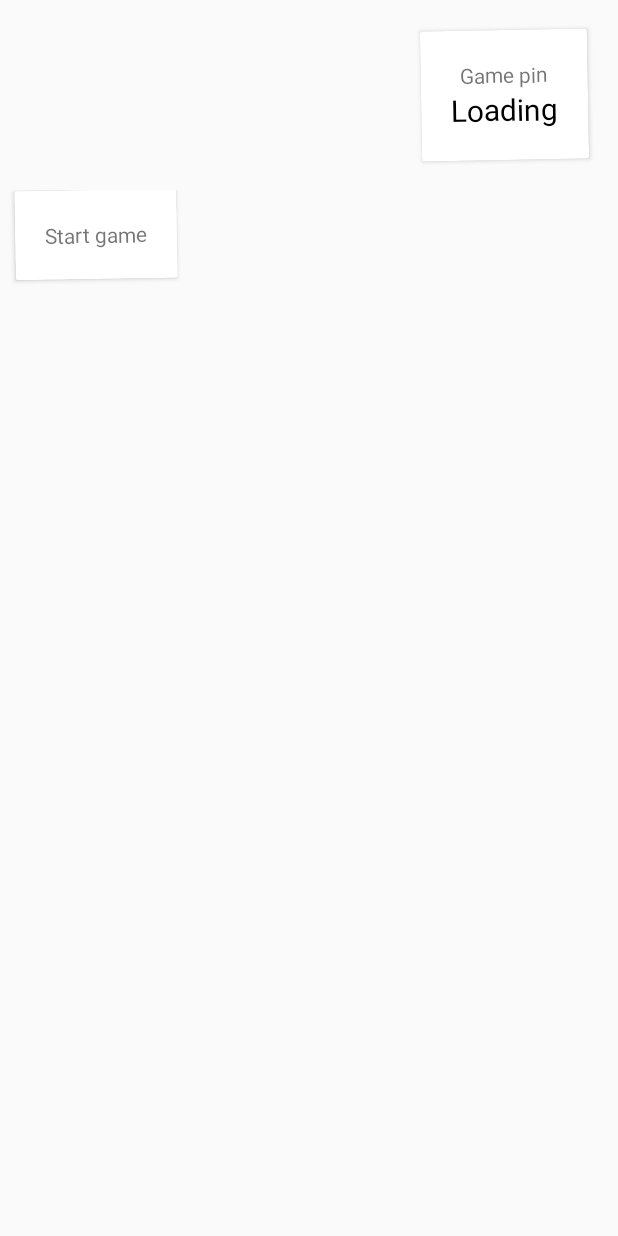
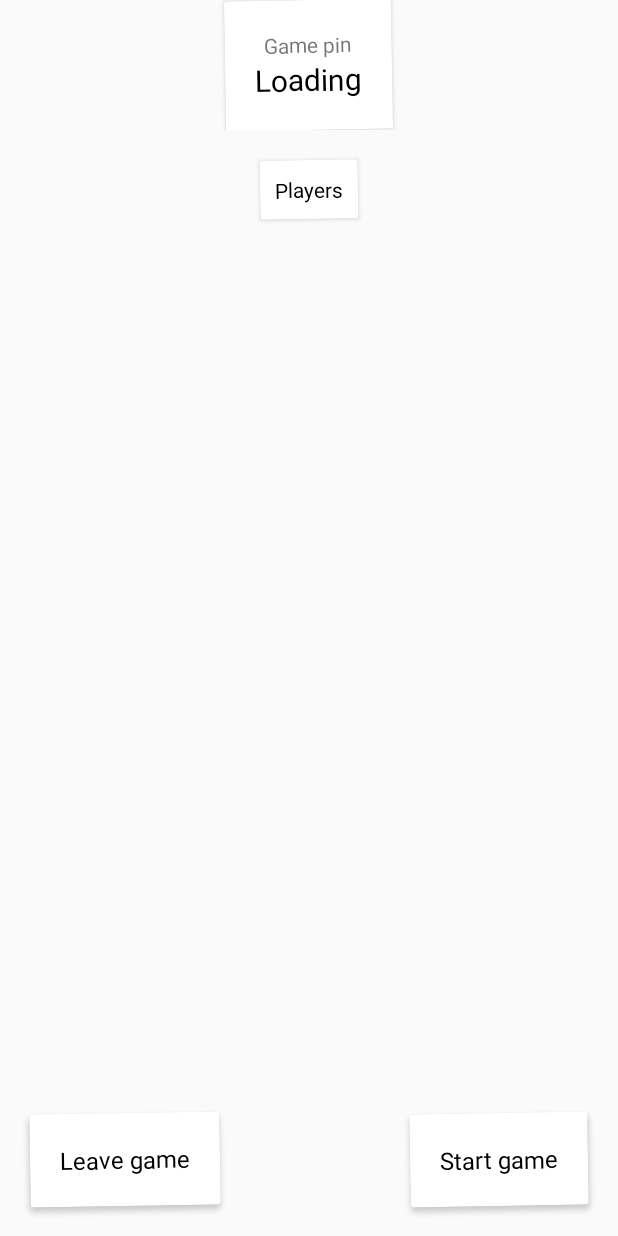
Before and after one commit to LeahHirst/GamesProgramming, an Android app: the fragment HostGameFragment shown on its own in the app's theme, on a phone screen of 412 x 824 dp. Run offline under Robolectric (Android 15) with nearby library versions, the phone set to English and light mode, and no system bars; our stand-ins replace FlexboxLayout, Picasso; libraries missing offline, so code that uses them is left out: io.socket.client, io.socket.emitter; pictures from the network do not load; 1 statement that could not run was skipped.

Commit message:
[Android] Finished host game UI

```diff
--- a/android/app/build.gradle
+++ b/android/app/build.gradle
@@ -37,6 +37,7 @@ dependencies {
         // excluding org.json which is provided by Android
         exclude group: 'org.json', module: 'json'
     }
+    implementation 'com.google.android:flexbox:0.3.2'
     implementation 'com.google.android.gms:play-services-auth:11.8.0'
     implementation 'com.github.apl-devs:appintro:v4.2.3'
     implementation 'com.squareup.picasso:picasso:2.71828'
--- a/android/app/src/main/java/com/ahirst/doodaddash/fragment/HostGameFragment.java
+++ b/android/app/src/main/java/com/ahirst/doodaddash/fragment/HostGameFragment.java
@@ -4,20 +4,34 @@ import android.app.Activity;
 import android.os.Bundle;
 import android.support.annotation.Nullable;
 import android.support.v4.app.Fragment;
+import android.support.v4.app.FragmentManager;
+import android.support.v4.app.FragmentTransaction;
 import android.view.LayoutInflater;
 import android.view.View;
 import android.view.ViewGroup;
 import android.widget.TextView;
 
+import com.ahirst.doodaddash.PlayerLabelView;
 import com.ahirst.doodaddash.Program;
 import com.ahirst.doodaddash.R;
+import com.ahirst.doodaddash.model.Player;
+import com.ahirst.doodaddash.util.PlayerUtil;
+import com.google.android.flexbox.FlexboxLayout;
+import com.squareup.picasso.Picasso;
+
+import org.json.JSONArray;
+import org.json.JSONObject;
+
+import java.util.List;
 
 import io.socket.client.Ack;
+import io.socket.emitter.Emitter;
 
 public class HostGameFragment extends Fragment {
 
     Activity mActivity;
     TextView mGamePinLabel;
+    FlexboxLayout mPlayerList;
 
     @Override
     public View onCreateView(LayoutInflater inflater, ViewGroup container, Bundle savedInstanceState) {
@@ -28,8 +42,10 @@ public class HostGameFragment extends Fragment {
     @Override
     public void onActivityCreated(@Nullable Bundle savedInstanceState) {
         mGamePinLabel = getView().findViewById(R.id.game_pin);
+        mPlayerList = getView().findViewById(R.id.player_list);
 
         if (Program.mSocket != null && mActivity != null) {
+            // Ask the server for a game pin
             Program.mSocket.emit("host game", new Ack() {
                 @Override
                 public void call(final Object... args) {
@@ -42,9 +58,76 @@ public class HostGameFragment extends Fragment {
                     });
                 }
             });
+
+            // Register the player update event
+            Program.mSocket.on("userlist update", new Emitter.Listener() {
+                @Override
+                public void call(Object... args) {
+                    JSONObject obj = (JSONObject) args[0];
+
+                    try {
+                        JSONArray users = obj.getJSONArray("users");
+
+                        Program.updatePlayerList(PlayerUtil.parsePlayersFromJSON(users));
+
+                        mActivity.runOnUiThread(new Runnable() {
+                            @Override
+                            public void run() {
+                                updatePlayersUI();
+                            }
+                        });
+                    } catch (Exception e) {
+                        e.printStackTrace();
+                    }
+                }
+            });
         }
+
+        View btnLeave = getView().findViewById(R.id.btn_leave);
+        View btnStart = getView().findViewById(R.id.btn_start);
+
+        btnLeave.setClickable(true);
+        btnLeave.setOnClickListener(new View.OnClickListener() {
+            @Override
+            public void onClick(View view) {
+                leaveGame();
+            }
+        });
 
         super.onActivityCreated(savedInstanceState);
     }
 
+    private void updatePlayersUI() {
+        List<Player> players = Program.getPlayerList();
+        if (mPlayerList != null && players != null && getContext() != null) {
+            // Clear all current views
+            mPlayerList.removeAllViews();
+
+            // Add each view
+            for (int i = 0; i < players.size(); i++) {
+                PlayerLabelView label = new PlayerLabelView(getContext());
+                label.text.setText(players.get(i).name);
+                Picasso.get().load(players.get(i).imgUrl).into(label.image);
+                mPlayerList.addView(label);
+            }
+        }
+    }
+
+    private void startGame() {
+        if (Program.mSocket != null) {
+            // Start the game
+        }
+    }
+
+    private void leaveGame() {
+        if (Program.mSocket != null) {
+            Program.mSocket.emit("leave game");
+        }
+        FragmentManager fragmentManager = getFragmentManager();
+        FragmentTransaction ft = fragmentManager.beginTransaction();
+        ft.setCustomAnimations(R.anim.enter_from_left, R.anim.exit_to_right);
+        ft.replace(R.id.menu_fragment, new MainMenuFragment());
+        ft.commit();
+    }
+
 }
--- a/android/app/src/main/java/com/ahirst/doodaddash/fragment/MainMenuFragment.java
+++ b/android/app/src/main/java/com/ahirst/doodaddash/fragment/MainMenuFragment.java
@@ -1,7 +1,6 @@
 package com.ahirst.doodaddash.fragment;
 
 import android.os.Bundle;
-import android.support.annotation.NonNull;
 import android.support.annotation.Nullable;
 import android.support.v4.app.Fragment;
 import android.support.v4.app.FragmentManager;
@@ -44,7 +43,7 @@ public class MainMenuFragment extends Fragment {
     public void openMenu(Fragment fragment) {
         FragmentManager fragmentManager = getFragmentManager();
         FragmentTransaction ft = fragmentManager.beginTransaction();
-        ft.setCustomAnimations(R.anim.enter_from_right, R.anim.exit_from_left);
+        ft.setCustomAnimations(R.anim.enter_from_right, R.anim.exit_to_left);
         ft.replace(R.id.menu_fragment, fragment);
         ft.commit();
     }
--- /dev/null
+++ b/android/app/src/main/res/anim/enter_from_left.xml
@@ -0,0 +1,8 @@
+<?xml version="1.0" encoding="utf-8"?>
+<set xmlns:android="http://schemas.android.com/apk/res/android"
+    android:shareInterpolator="false">
+    <translate
+        android:fromXDelta="-100%" android:toXDelta="0%"
+        android:fromYDelta="0%" android:toYDelta="0%"
+        android:duration="700"/>
+</set>
--- /dev/null
+++ b/android/app/src/main/res/anim/exit_to_right.xml
@@ -0,0 +1,8 @@
+<?xml version="1.0" encoding="utf-8"?>
+<set xmlns:android="http://schemas.android.com/apk/res/android"
+    android:shareInterpolator="false">
+    <translate
+        android:fromXDelta="0%" android:toXDelta="100%"
+        android:fromYDelta="0%" android:toYDelta="0%"
+        android:duration="700" />
+</set>
--- a/android/app/src/main/res/layout/fragment_host_game.xml
+++ b/android/app/src/main/res/layout/fragment_host_game.xml
@@ -1,5 +1,5 @@
 <?xml version="1.0" encoding="utf-8"?>
-<LinearLayout xmlns:android="http://schemas.android.com/apk/res/android"
+<RelativeLayout xmlns:android="http://schemas.android.com/apk/res/android"
     android:orientation="vertical" android:layout_width="match_parent"
     android:layout_height="match_parent">
 
@@ -7,28 +7,32 @@
     <LinearLayout
         android:layout_width="match_parent"
         android:layout_height="wrap_content"
-        android:orientation="vertical">
+        android:orientation="vertical"
+        android:id="@+id/header">
+
         <android.support.v7.widget.CardView
             android:layout_width="wrap_content"
             android:layout_height="wrap_content"
-            android:layout_gravity="right"
-            android:layout_margin="20dp"
+            android:layout_gravity="center"
             android:rotation="-1">
+
             <LinearLayout
                 android:layout_width="wrap_content"
                 android:layout_height="wrap_content"
-                android:orientation="vertical"
-                android:layout_margin="20dp">
+                android:layout_margin="20dp"
+                android:orientation="vertical">
+
                 <TextView
                     android:layout_width="wrap_content"
                     android:layout_height="wrap_content"
-                    android:text="Game pin"
-                    android:layout_gravity="center"/>
+                    android:layout_gravity="center"
+                    android:text="Game pin" />
+
                 <TextView
+                    android:id="@+id/game_pin"
                     android:layout_width="wrap_content"
                     android:layout_height="wrap_content"
                     android:text="Loading"
-                    android:id="@+id/game_pin"
                     android:textColor="@android:color/black"
                     android:textSize="20dp" />
             </LinearLayout>
@@ -36,18 +40,77 @@
     </LinearLayout>
 
     <!-- Main content -->
-
-
-    <!-- Footer -->
     <LinearLayout
         android:layout_width="match_parent"
-        android:layout_height="wrap_content"
-        android:layout_gravity="bottom">
+        android:layout_height="match_parent"
+        android:layout_above="@id/footer"
+        android:layout_below="@id/header"
+        android:orientation="vertical">
+
         <android.support.v7.widget.CardView
             android:layout_width="wrap_content"
             android:layout_height="wrap_content"
-            android:layout_gravity="right"
-            android:layout_margin="10dp"
+            android:layout_gravity="center"
+            android:layout_marginTop="20dp"
+            android:rotation="-1">
+
+            <TextView
+                android:layout_width="wrap_content"
+                android:layout_height="wrap_content"
+                android:layout_margin="10dp"
+                android:text="Players"
+                android:textColor="@android:color/black" />
+        </android.support.v7.widget.CardView>
+
+        <com.google.android.flexbox.FlexboxLayout
+            xmlns:android="http://schemas.android.com/apk/res/android"
+            xmlns:app="http://schemas.android.com/apk/res-auto"
+            android:layout_width="match_parent"
+            android:layout_height="match_parent"
+            app:flexWrap="wrap"
+            app:alignItems="flex_start"
+            app:alignContent="flex_start"
+            android:layout_margin="20dp"
+            android:id="@+id/player_list">
+
+        </com.google.android.flexbox.FlexboxLayout>
+    </LinearLayout>
+    <!-- Footer -->
+    <RelativeLayout
+        android:id="@+id/footer"
+        android:layout_width="match_parent"
+        android:layout_height="wrap_content"
+        android:layout_alignParentBottom="true">
+
+        <android.support.v7.widget.CardView
+            android:layout_width="wrap_content"
+            android:layout_height="wrap_content"
+            android:layout_margin="20dp"
+            android:id="@+id/btn_leave"
+            android:rotation="-1">
+
+            <LinearLayout
+                android:layout_width="wrap_content"
+                android:layout_height="wrap_content"
+                android:layout_margin="20dp"
+                android:orientation="vertical">
+
+                <TextView
+                    android:layout_width="wrap_content"
+                    android:layout_height="wrap_content"
+                    android:layout_gravity="center"
+                    android:text="Leave game"
+                    android:textColor="@android:color/black"
+                    android:textSize="16dp" />
+            </LinearLayout>
+        </android.support.v7.widget.CardView>
+
+        <android.support.v7.widget.CardView
+            android:layout_width="wrap_content"
+            android:layout_height="wrap_content"
+            android:layout_alignParentRight="true"
+            android:layout_margin="20dp"
+            android:id="@+id/btn_start"
             android:rotation="-1">
             <LinearLayout
                 android:layout_width="wrap_content"
@@ -58,8 +121,10 @@
                     android:layout_width="wrap_content"
                     android:layout_height="wrap_content"
                     android:text="Start game"
-                    android:layout_gravity="center"/>
+                    android:layout_gravity="center"
+                    android:textColor="@android:color/black"
+                    android:textSize="16dp" />
             </LinearLayout>
         </android.support.v7.widget.CardView>
-    </LinearLayout>
-</LinearLayout>
+    </RelativeLayout>
+</RelativeLayout>
```
Also changed, not shown: android/app/src/main/java/com/ahirst/doodaddash/MainActivity.java (deleted, +0 -147 lines), android/app/src/main/java/com/ahirst/doodaddash/MainMenuActivity.java (deleted, +0 -51 lines), android/app/src/main/java/com/ahirst/doodaddash/PlayerLabelView.java (added, +36 -0 lines), android/app/src/main/java/com/ahirst/doodaddash/Program.java (+18 -6 lines), android/app/src/main/java/com/ahirst/doodaddash/model/Player.java (added, +8 -0 lines), android/app/src/main/java/com/ahirst/doodaddash/util/PlayerUtil.java (added, +33 -0 lines), android/app/src/main/res/layout/view_player_card.xml (added, +38 -0 lines), android/app/src/main/res/anim/exit_to_left.xml (renamed from android/app/src/main/res/anim/exit_from_left.xml).
